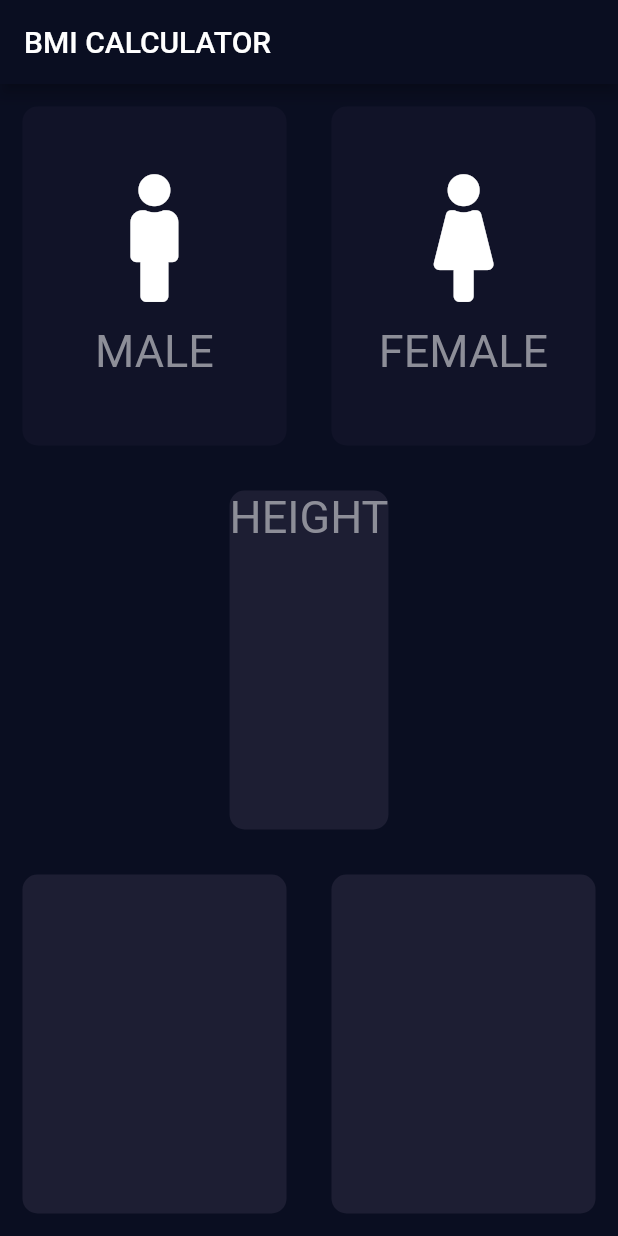
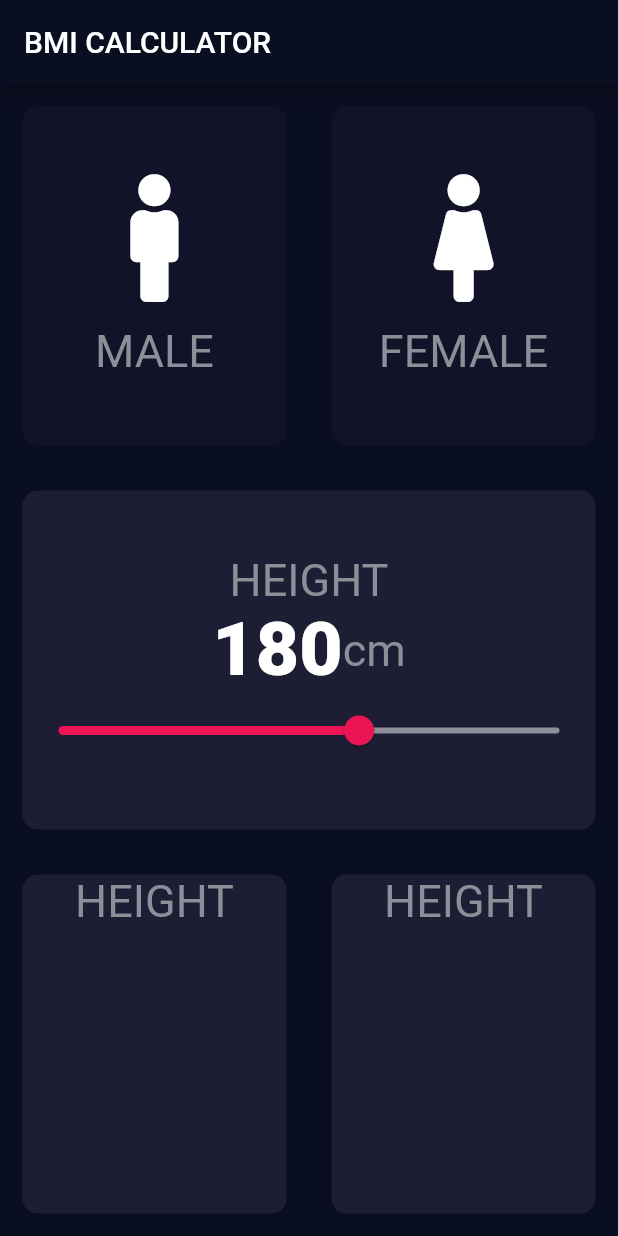
Before and after one commit to MuhammadBilal019/Bmi_Calculator, a Flutter app: the screen it shows after launch, on a phone screen of 412 x 824 dp. Run offline on Flutter 3.47's test engine with Material 2 defaults, Android fonts, the phone set to English and light mode, and no system bars; our stand-ins replace font_awesome_flutter.

Commit message:
How to Add Slider Lec:65

```diff
--- a/lib/ConstantFile.dart
+++ b/lib/ConstantFile.dart
@@ -6,3 +6,7 @@ const KLabelStyle=TextStyle(
 fontSize: 30.0,
 color: Color(0xFF8D8E98),
 );
+const KNumberStyle=TextStyle(
+fontSize: 50.0,
+fontWeight: FontWeight.w900,
+);
--- a/lib/input_page.dart
+++ b/lib/input_page.dart
@@ -19,6 +19,7 @@ Color femalecolor= deactivecolor;
 class _InputPageState extends State<InputPage> {
 
   Gender selectGender;
+  int SliderHeight=180;
   @override
   Widget build(BuildContext context) {
     return Scaffold(
@@ -64,10 +65,37 @@ class _InputPageState extends State<InputPage> {
           child: new RepeatContainerCode(
             colors: Color(0xFF1D1E33),
             cardWidget: Column(
+              mainAxisAlignment: MainAxisAlignment.center,
               children: <Widget>[
                 Text(
                   'HEIGHT',
                   style: KLabelStyle,
+                ),
+                Row(
+                  mainAxisAlignment: MainAxisAlignment.center,
+                  children: <Widget>[
+                    Text(
+                      SliderHeight.toString(),
+                      style: KNumberStyle,
+                    ),
+                    Text(
+                      'cm',
+                      style: KLabelStyle,
+                    ),
+                  ],
+                ),
+                Slider(
+                  value: SliderHeight.toDouble(),
+                  min: 120,
+                  max: 220,
+                  activeColor: Color(0xFFEB1555),
+                  inactiveColor: Color(0xFF8D8E98),
+                  onChanged: (double newvalue)
+                    {
+                      setState(() {
+                        SliderHeight=newvalue.round();
+                      });
+                    },
                 ),
               ],
             ),
@@ -76,20 +104,28 @@ class _InputPageState extends State<InputPage> {
         Expanded(
           child: Row(children: <Widget>[
             Expanded(
-              child: Container(
-                margin: EdgeInsets.all(15.0),
-                decoration: BoxDecoration(
-                  color: Color(0xFF1D1E33),
-                  borderRadius: BorderRadius.circular(10.0),
+              child: new RepeatContainerCode(
+                colors: Color(0xFF1D1E33),
+                cardWidget: Column(
+                  children: <Widget>[
+                    Text(
+                      'HEIGHT',
+                      style: KLabelStyle,
+                    ),
+                  ],
                 ),
               ),
             ),
             Expanded(
-              child: Container(
-                margin: EdgeInsets.all(15.0),
-                decoration: BoxDecoration(
-                  color: Color(0xFF1D1E33),
-                  borderRadius: BorderRadius.circular(10.0),
+              child: new RepeatContainerCode(
+                colors: Color(0xFF1D1E33),
+                cardWidget: Column(
+                  children: <Widget>[
+                    Text(
+                      'HEIGHT',
+                      style: KLabelStyle,
+                    ),
+                  ],
                 ),
               ),
             ),
```
